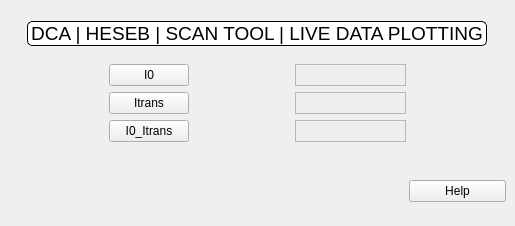
Before: the Qt Designer form ui/HESEB_ScanTool_LiveDataPlotting/HESEB_ScanTool_LiveDataPlotting/heseb_scantool_livedataplotting.ui in SESAME-Synchrotron/HESEBScanTool, drawn with Qt 5.
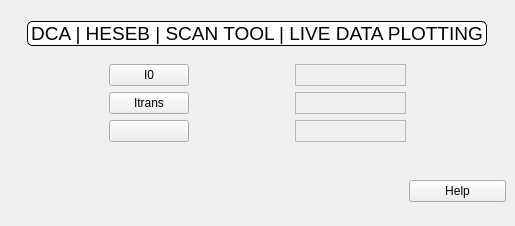
After: the same form once the commit is applied.

Patch:
```diff
--- a/ui/HESEB_ScanTool_LiveDataPlotting/HESEB_ScanTool_LiveDataPlotting/heseb_scantool_livedataplotting.ui
+++ b/ui/HESEB_ScanTool_LiveDataPlotting/HESEB_ScanTool_LiveDataPlotting/heseb_scantool_livedataplotting.ui
@@ -60,7 +60,7 @@
       <item row="3" column="1">
        <widget class="QPushButton" name="I0_It">
         <property name="text">
-         <string>I0_Itrans</string>
+         <string/>
         </property>
        </widget>
       </item>
```
